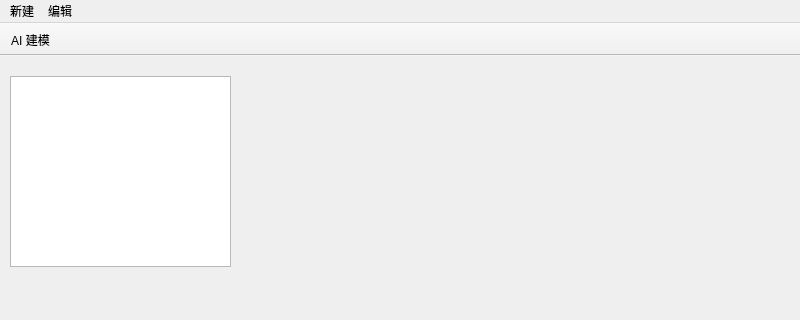
cyyyyyyyyytl/ForgeCAD, file src/ui/mainwindow.ui: the form before one commit; both pictures show x 0 to 800 and y 0 to 320 of the 800 by 600 pixel window.
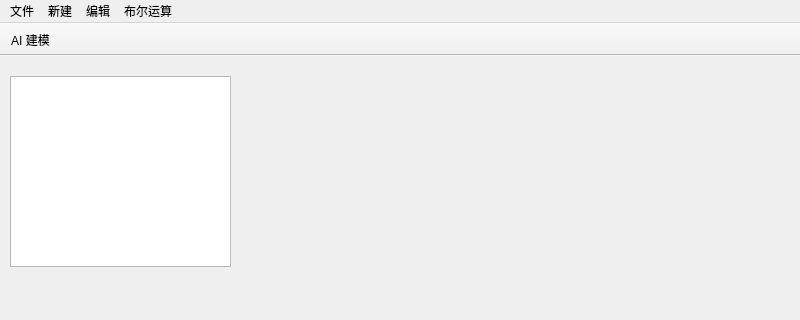
The form after the commit.

The edit to the form file:
```diff
--- a/src/ui/mainwindow.ui
+++ b/src/ui/mainwindow.ui
@@ -91,8 +91,25 @@
     <addaction name="actionRedo"/>
     <addaction name="actionDeleteFeature"/>
    </widget>
+   <widget class="QMenu" name="menu_2">
+    <property name="title">
+     <string>布尔运算</string>
+    </property>
+    <addaction name="actionBooleanDifference"/>
+    <addaction name="actionBooleanUnion"/>
+    <addaction name="actionBooleanIntersection"/>
+   </widget>
+   <widget class="QMenu" name="menuFile">
+    <property name="title">
+     <string>文件</string>
+    </property>
+    <addaction name="actionExportStep"/>
+    <addaction name="actionImportStep"/>
+   </widget>
+   <addaction name="menuFile"/>
    <addaction name="menu"/>
    <addaction name="menuEdit"/>
+   <addaction name="menu_2"/>
   </widget>
   <widget class="QStatusBar" name="statusbar"/>
   <widget class="QToolBar" name="toolBar">
```
Left out of the diff: 25 changed lines with no effect on the pictures.
